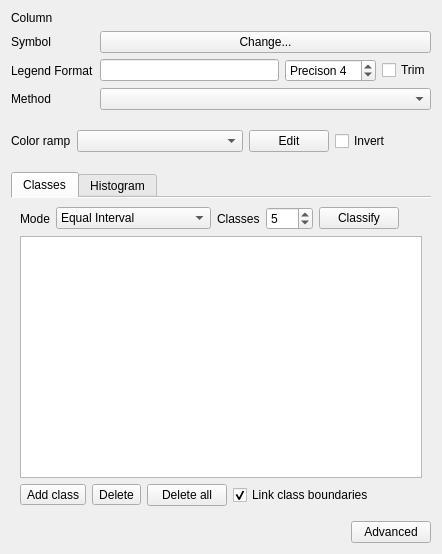
Above: src/ui/qgsgraduatedsymbolrendererv2widget.ui from qgis/QGIS before the change. Below: the same form after it.
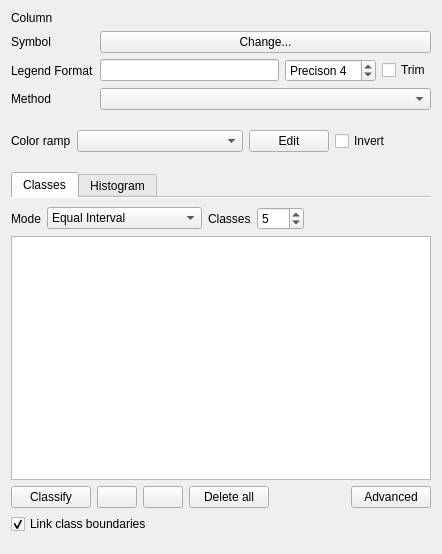
That is the form after the change. Icons and pictures are not drawn. Custom widgets are drawn as their Qt base class.

Commit message: [styledock] improve categorized, graduated, and rule-based renderer layout

```diff
--- a/src/ui/qgsgraduatedsymbolrendererv2widget.ui
+++ b/src/ui/qgsgraduatedsymbolrendererv2widget.ui
@@ -308,6 +308,12 @@
        <string>Classes</string>
       </attribute>
       <layout class="QVBoxLayout" name="verticalLayout">
+       <property name="leftMargin">
+        <number>0</number>
+       </property>
+       <property name="rightMargin">
+        <number>0</number>
+       </property>
        <item>
         <layout class="QHBoxLayout" name="horizontalLayout_5">
          <item>
@@ -378,13 +384,6 @@
            </property>
           </widget>
          </item>
-         <item>
-          <widget class="QPushButton" name="btnGraduatedClassify">
-           <property name="text">
-            <string>Classify</string>
-           </property>
-          </widget>
-         </item>
          <item>
           <spacer name="horizontalSpacer_4">
            <property name="orientation">
@@ -428,8 +427,15 @@
        <item>
         <layout class="QHBoxLayout" name="horizontalLayout_3">
          <item>
-          <widget class="QToolButton" name="btnGraduatedAdd">
+          <widget class="QPushButton" name="btnGraduatedClassify">
            <property name="text">
+            <string>Classify</string>
+           </property>
+          </widget>
+         </item>
+         <item>
+          <widget class="QPushButton" name="btnGraduatedAdd">
+           <property name="toolTip">
             <string>Add class</string>
            </property>
            <property name="icon">
@@ -439,8 +445,8 @@
           </widget>
          </item>
          <item>
-          <widget class="QToolButton" name="btnGraduatedDelete">
-           <property name="text">
+          <widget class="QPushButton" name="btnGraduatedDelete">
+           <property name="toolTip">
             <string>Delete</string>
            </property>
            <property name="icon">
@@ -454,12 +460,32 @@
            <property name="text">
             <string>Delete all</string>
            </property>
-           <property name="icon">
-            <iconset resource="../../images/images.qrc">
-             <normaloff>:/images/themes/default/symbologyRemove.png</normaloff>:/images/themes/default/symbologyRemove.png</iconset>
+          </widget>
+         </item>
+         <item>
+          <spacer name="horizontalSpacer_2">
+           <property name="orientation">
+            <enum>Qt::Horizontal</enum>
            </property>
+           <property name="sizeHint" stdset="0">
+            <size>
+             <width>0</width>
+             <height>20</height>
+            </size>
+           </property>
+          </spacer>
+         </item>
+         <item>
+          <widget class="QPushButton" name="btnAdvanced">
+           <property name="text">
+            <string>Advanced</string>
+           </property>
           </widget>
          </item>
+        </layout>
+       </item>
+       <item>
+        <layout class="QHBoxLayout" name="_2">
          <item>
           <widget class="QCheckBox" name="cbxLinkBoundaries">
            <property name="text">
@@ -470,19 +496,6 @@
            </property>
           </widget>
          </item>
-         <item>
-          <spacer name="horizontalSpacer_2">
-           <property name="orientation">
-            <enum>Qt::Horizontal</enum>
-           </property>
-           <property name="sizeHint" stdset="0">
-            <size>
-             <width>40</width>
-             <height>20</height>
-            </size>
-           </property>
-          </spacer>
-         </item>
         </layout>
        </item>
       </layout>
@@ -499,30 +512,6 @@
      </widget>
     </widget>
    </item>
-   <item row="6" column="0" colspan="2">
-    <layout class="QHBoxLayout" name="_2">
-     <item>
-      <spacer>
-       <property name="orientation">
-        <enum>Qt::Horizontal</enum>
-       </property>
-       <property name="sizeHint" stdset="0">
-        <size>
-         <width>40</width>
-         <height>20</height>
-        </size>
-       </property>
-      </spacer>
-     </item>
-     <item>
-      <widget class="QPushButton" name="btnAdvanced">
-       <property name="text">
-        <string>Advanced</string>
-       </property>
-      </widget>
-     </item>
-    </layout>
-   </item>
   </layout>
  </widget>
  <customwidgets>
```
The commit also changes 2 other files.
